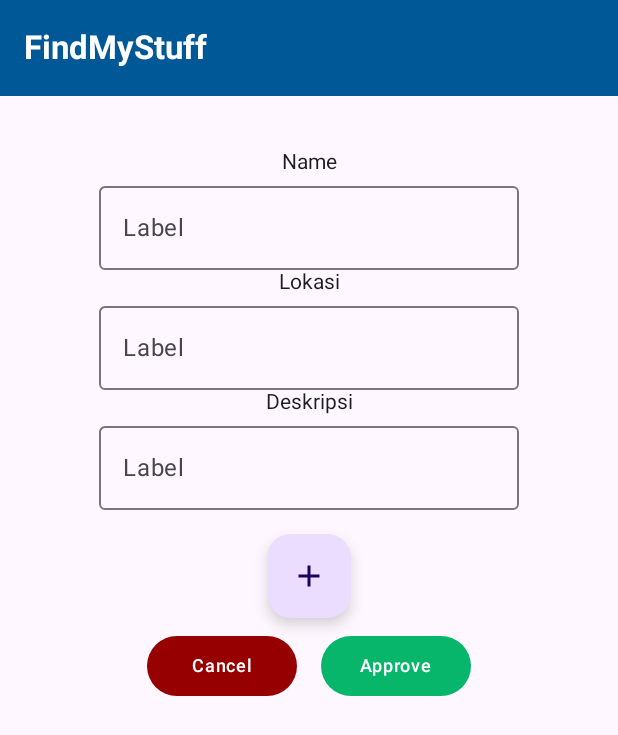
After one commit to jasonst1/FindMyStuff, an Android app built with Jetpack Compose: the AddScreen screen opened through its navigation route, on a phone screen of 412 x 824 dp. The commit adds this screen. Shown: the top 735 px of the screen. Run offline under Robolectric (Android 15) with nearby library versions, the phone set to English and light mode, and no system bars; our stand-ins replace Firebase (no records; nobody signed in at launch, a user with empty details on screens opened directly).

Commit message:
add page

```diff
--- a/app/build.gradle.kts
+++ b/app/build.gradle.kts
@@ -51,6 +51,7 @@ android {
 }
 
 dependencies {
+    implementation ("io.coil-kt:coil-compose:1.4.0")
     implementation("androidx.navigation:navigation-compose:2.7.5")
     implementation("androidx.core:core-ktx:1.12.0")
     implementation("androidx.lifecycle:lifecycle-runtime-ktx:2.6.2")
--- a/app/src/main/AndroidManifest.xml
+++ b/app/src/main/AndroidManifest.xml
@@ -1,6 +1,7 @@
 <?xml version="1.0" encoding="utf-8"?>
 <manifest xmlns:android="http://schemas.android.com/apk/res/android"
     xmlns:tools="http://schemas.android.com/tools">
+    <uses-permission android:name="android.permission.READ_EXTERNAL_STORAGE" />
 
     <application
         android:allowBackup="true"
--- a/app/src/main/java/com/anakbaikbaik/findmystuff/Navigation/Navigation.kt
+++ b/app/src/main/java/com/anakbaikbaik/findmystuff/Navigation/Navigation.kt
@@ -4,6 +4,7 @@ import androidx.compose.runtime.Composable
 import androidx.navigation.compose.NavHost
 import androidx.navigation.compose.composable
 import androidx.navigation.compose.rememberNavController
+import com.anakbaikbaik.findmystuff.Screens.AddScreen
 import com.anakbaikbaik.findmystuff.Screens.EditScreen
 import com.anakbaikbaik.findmystuff.Screens.HomeScreen
 import com.anakbaikbaik.findmystuff.Screens.LandingScreen
@@ -11,7 +12,7 @@ import com.anakbaikbaik.findmystuff.Screens.LandingScreen
 @Composable
 fun Navigation() {
     val navController = rememberNavController()
-    NavHost(navController = navController, startDestination = Screen.LandingScreen.route){
+    NavHost(navController = navController, startDestination = Screen.HomeScreen.route){
         composable(route = Screen.LandingScreen.route){
             LandingScreen(navController = navController)
         }
@@ -21,5 +22,8 @@ fun Navigation() {
         composable(route = Screen.EditScreen.route){
              EditScreen(navController = navController)
         }
+        composable(route = Screen.AddScreen.route) {
+            AddScreen(navController = navController)
+        }
     }
 }
--- a/app/src/main/java/com/anakbaikbaik/findmystuff/Navigation/Screen.kt
+++ b/app/src/main/java/com/anakbaikbaik/findmystuff/Navigation/Screen.kt
@@ -4,4 +4,5 @@ sealed class Screen(val route: String){
     object LandingScreen : Screen("landing_screen")
     object HomeScreen : Screen("home_screen")
     object EditScreen : Screen("edit_screen")
+    object AddScreen : Screen("add_screen")
 }
--- /dev/null
+++ b/app/src/main/java/com/anakbaikbaik/findmystuff/Screens/AddScreen.kt
@@ -0,0 +1,144 @@
+package com.anakbaikbaik.findmystuff.Screens
+
+import android.net.Uri
+import androidx.activity.compose.rememberLauncherForActivityResult
+import androidx.activity.result.contract.ActivityResultContracts
+import androidx.compose.foundation.Image
+import androidx.compose.foundation.layout.Arrangement
+import androidx.compose.foundation.layout.Column
+import androidx.compose.foundation.layout.Row
+import androidx.compose.foundation.layout.fillMaxSize
+import androidx.compose.foundation.layout.fillMaxWidth
+import androidx.compose.foundation.layout.padding
+import androidx.compose.foundation.layout.size
+import androidx.compose.material.icons.Icons
+import androidx.compose.material.icons.filled.Add
+import androidx.compose.material3.FloatingActionButton
+import androidx.compose.material3.Icon
+import androidx.compose.material3.MaterialTheme
+import androidx.compose.material3.OutlinedTextField
+import androidx.compose.material3.Scaffold
+import androidx.compose.material3.Surface
+import androidx.compose.material3.Text
+import androidx.compose.runtime.Composable
+import androidx.compose.runtime.getValue
+import androidx.compose.runtime.mutableStateOf
+import androidx.compose.runtime.remember
+import androidx.compose.runtime.setValue
+import androidx.compose.ui.Alignment
+import androidx.compose.ui.Modifier
+import androidx.compose.ui.layout.ContentScale
+import androidx.compose.ui.res.painterResource
+import androidx.compose.ui.res.stringResource
+import androidx.compose.ui.unit.dp
+import androidx.navigation.NavController
+import coil.compose.rememberImagePainter
+import com.anakbaikbaik.findmystuff.Navigation.Screen
+import com.anakbaikbaik.findmystuff.R
+import com.anakbaikbaik.findmystuff.ui.theme.GreenTextButton
+import com.anakbaikbaik.findmystuff.ui.theme.RedTextButton
+import com.anakbaikbaik.findmystuff.ui.theme.topBar
+
+@Composable
+fun AddScreen(navController: NavController) {
+    Surface(
+        modifier = Modifier.fillMaxSize(),
+        color = MaterialTheme.colorScheme.background,
+        contentColor = MaterialTheme.colorScheme.onBackground,
+        content = {
+            Scaffold(
+                topBar = { topBar() },
+                content = {it
+                    AddArea(navController)
+                }
+            )
+        }
+    )
+}
+
+@Composable
+fun AddArea(navController: NavController) {
+    Column(
+        modifier = Modifier
+            .fillMaxSize()
+            .padding(horizontal = 16.dp)
+            .padding(top = 100.dp),
+        horizontalAlignment = Alignment.CenterHorizontally,
+    ) {
+        var nama by remember { mutableStateOf("") }
+        var lokasi by remember { mutableStateOf("") }
+        var deskripsi by remember { mutableStateOf("") }
+        var imageUri by remember { mutableStateOf<Uri?>(null) }
+
+        val galleryLauncher = rememberLauncherForActivityResult(
+            contract = ActivityResultContracts.GetContent(),
+            onResult = { result: Uri? ->
+                imageUri = result
+            }
+        )
+        Text(
+            text = "Name"
+        )
+        OutlinedTextField(
+            value = nama,
+            onValueChange = { value -> nama = value },
+            label = { Text("Label") }
+        )
+        Text(
+            text = "Lokasi"
+        )
+        OutlinedTextField(
+            value = lokasi,
+            onValueChange = { value -> lokasi = value },
+            label = { Text("Label") }
+        )
+        Text(
+            text = "Deskripsi"
+        )
+        OutlinedTextField(
+            value = deskripsi,
+            onValueChange = { value -> deskripsi = value },
+            label = { Text("Label") }
+        )
+        if (imageUri != null) {
+            Image(
+                painter = rememberImagePainter(data = imageUri),
+                contentDescription = null,
+                modifier = Modifier
+                    .size(200.dp),
+                contentScale = ContentScale.Crop
+            )
+        } else {
+            FloatingActionButton(
+                onClick = {
+                    galleryLauncher.launch("image/*")
+                },
+                modifier = Modifier
+                    .padding(top = 16.dp)
+            ) {
+                Icon(imageVector = Icons.Default.Add, contentDescription = null)
+            }
+        }
+        Row(
+            modifier = Modifier.fillMaxWidth(),
+            horizontalArrangement = Arrangement.Center
+        ) {
+            Column {
+                RedTextButton(
+                    text = stringResource(id = R.string.cancelButton),
+                    onClick = {
+                        navController.navigate(Screen.HomeScreen.route)
+                    }
+                )
+            }
+            Column {
+                GreenTextButton(
+                    text = stringResource(id = R.string.approveButton)
+                ) {
+                    // ERROR HANDLING FOR EMPTY INPUTFIELD.NAME
+//                onButtonClick()
+                }
+            }
+        }
+    }
+}
--- a/app/src/main/java/com/anakbaikbaik/findmystuff/Screens/HomeScreen.kt
+++ b/app/src/main/java/com/anakbaikbaik/findmystuff/Screens/HomeScreen.kt
@@ -51,7 +51,7 @@ fun HomeScreen(navController: NavController) {
             },
             floatingActionButton = {
                 FloatingActionButton(
-                    onClick = { /* Handle FAB click here */ },
+                    onClick = {navController.navigate(Screen.AddScreen.route)},
                     modifier = Modifier // Adjust alignment as needed
                         .padding(16.dp)
                 ) {
```
